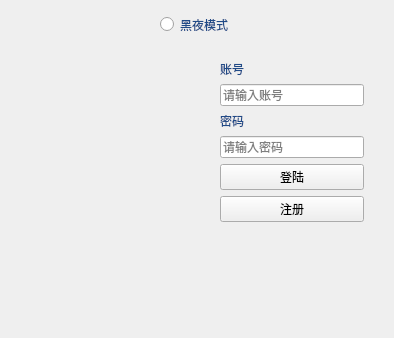
Above: client/ui/login.ui from TT2TER/Echoplex before the change. Below: the same form after it.
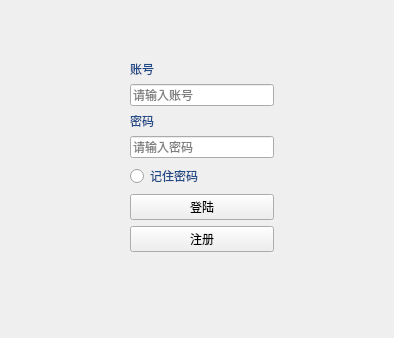
That is the form after the change. Custom widgets are drawn as their Qt base class.

The edit to the form file:
```diff
--- a/client/ui/login.ui
+++ b/client/ui/login.ui
@@ -13,60 +13,10 @@
   <property name="windowTitle">
    <string>Form</string>
   </property>
-  <widget class="RadioButton" name="dark_mode_butt">
-   <property name="geometry">
-    <rect>
-     <x>160</x>
-     <y>10</y>
-     <width>85</width>
-     <height>29</height>
-    </rect>
-   </property>
-   <property name="palette">
-    <palette>
-     <active>
-      <colorrole role="WindowText">
-       <brush brushstyle="SolidPattern">
-        <color alpha="255">
-         <red>32</red>
-         <green>74</green>
-         <blue>135</blue>
-        </color>
-       </brush>
-      </colorrole>
-     </active>
-     <inactive>
-      <colorrole role="WindowText">
-       <brush brushstyle="SolidPattern">
-        <color alpha="255">
-         <red>32</red>
-         <green>74</green>
-         <blue>135</blue>
-        </color>
-       </brush>
-      </colorrole>
-     </inactive>
-     <disabled>
-      <colorrole role="WindowText">
-       <brush brushstyle="SolidPattern">
-        <color alpha="255">
-         <red>190</red>
-         <green>190</green>
-         <blue>190</blue>
-        </color>
-       </brush>
-      </colorrole>
-     </disabled>
-    </palette>
-   </property>
-   <property name="text">
-    <string>黑夜模式</string>
-   </property>
-  </widget>
   <widget class="QWidget" name="layoutWidget">
    <property name="geometry">
     <rect>
-     <x>220</x>
+     <x>130</x>
      <y>60</y>
      <width>144</width>
      <height>236</height>
@@ -616,6 +566,50 @@
       </property>
      </widget>
     </item>
+    <item>
+     <widget class="RadioButton" name="remember_butt">
+      <property name="palette">
+       <palette>
+        <active>
+         <colorrole role="WindowText">
+          <brush brushstyle="SolidPattern">
+           <color alpha="255">
+            <red>32</red>
+            <green>74</green>
+            <blue>135</blue>
+           </color>
+          </brush>
+         </colorrole>
+        </active>
+        <inactive>
+         <colorrole role="WindowText">
+          <brush brushstyle="SolidPattern">
+           <color alpha="255">
+            <red>32</red>
+            <green>74</green>
+            <blue>135</blue>
+           </color>
+          </brush>
+         </colorrole>
+        </inactive>
+        <disabled>
+         <colorrole role="WindowText">
+          <brush brushstyle="SolidPattern">
+           <color alpha="255">
+            <red>190</red>
+            <green>190</green>
+            <blue>190</blue>
+           </color>
+          </brush>
+         </colorrole>
+        </disabled>
+       </palette>
+      </property>
+      <property name="text">
+       <string>记住密码</string>
+      </property>
+     </widget>
+    </item>
     <item>
      <widget class="PrimaryPushButton" name="login_butt">
       <property name="text">
```
